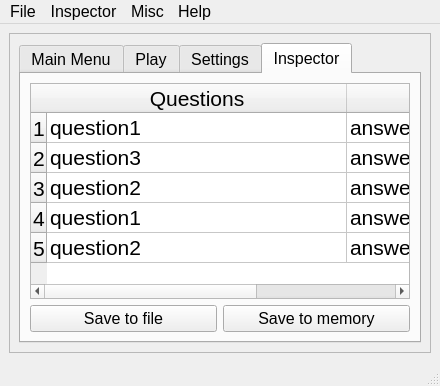
The window that v2/ui-files/main.ui (LuuppiChan/luupycards) describes before a commit, drawn with Qt 5.
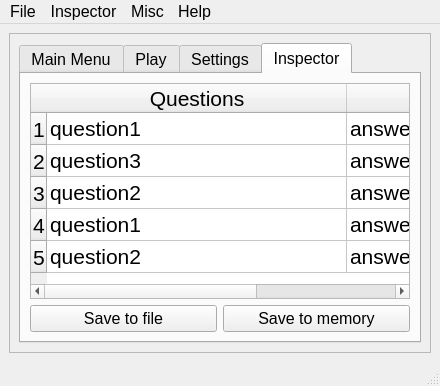
The same window after the commit. The open tabs and pages were chosen to show the change. Icons and pictures are not drawn.

Commit message: fixes to make this work on windows, still needs more

The edit to the form file:
```diff
--- a/v2/ui-files/main.ui
+++ b/v2/ui-files/main.ui
@@ -1108,12 +1108,18 @@
               <attribute name="horizontalHeaderDefaultSectionSize">
                <number>300</number>
               </attribute>
+              <attribute name="horizontalHeaderMinimumSectionSize">
+               <number>64</number>
+              </attribute>
               <attribute name="horizontalHeaderShowSortIndicator" stdset="0">
                <bool>false</bool>
               </attribute>
               <attribute name="horizontalHeaderStretchLastSection">
                <bool>true</bool>
               </attribute>
+              <attribute name="verticalHeaderDefaultSectionSize">
+               <number>32</number>
+              </attribute>
               <row>
                <property name="text">
                 <string>1</string>
```
Left out of the diff: 2 changed lines with no effect on the pictures. The commit also changes 6 other files.
